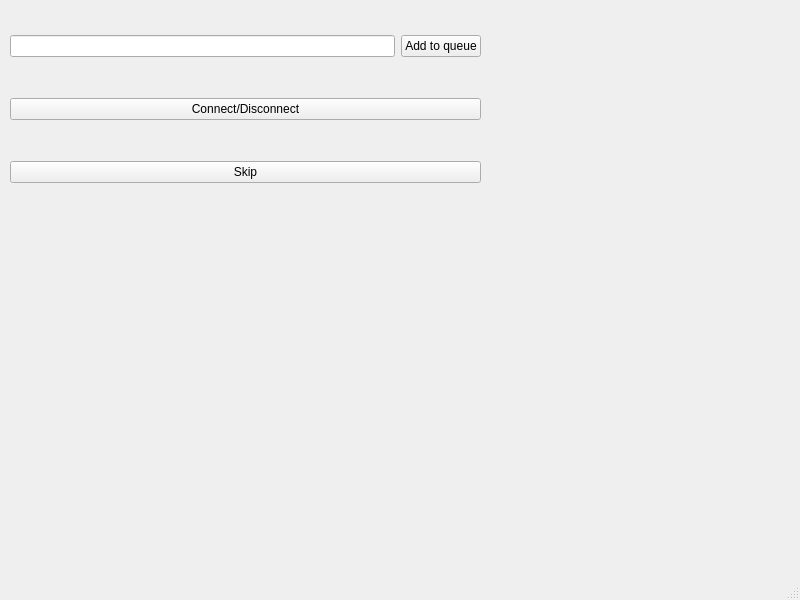
First picture: the form in Client/mainwindow.ui, repository Hajk0/InternetRadioClient, before the edit.
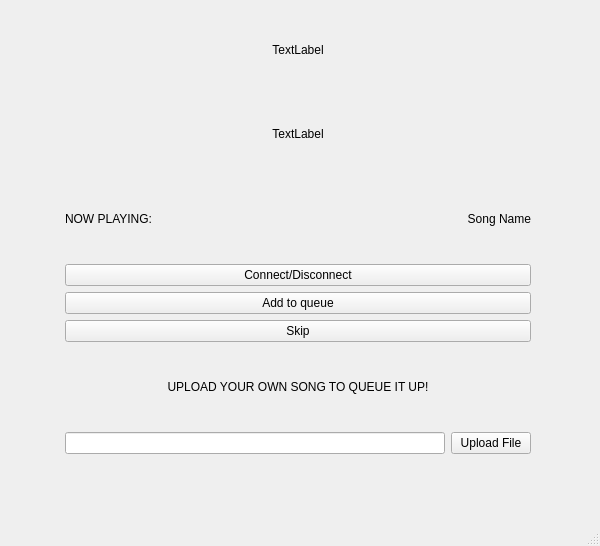
Second picture: the form after the edit.

```diff
--- a/Client/mainwindow.ui
+++ b/Client/mainwindow.ui
@@ -6,54 +6,170 @@
    <rect>
     <x>0</x>
     <y>0</y>
-    <width>800</width>
-    <height>600</height>
+    <width>600</width>
+    <height>546</height>
    </rect>
   </property>
+  <property name="minimumSize">
+   <size>
+    <width>500</width>
+    <height>546</height>
+   </size>
+  </property>
+  <property name="maximumSize">
+   <size>
+    <width>600</width>
+    <height>546</height>
+   </size>
+  </property>
   <property name="windowTitle">
    <string>MainWindow</string>
   </property>
   <widget class="QWidget" name="centralwidget">
-   <widget class="QWidget" name="horizontalLayoutWidget">
+   <property name="minimumSize">
+    <size>
+     <width>500</width>
+     <height>500</height>
+    </size>
+   </property>
+   <property name="maximumSize">
+    <size>
+     <width>600</width>
+     <height>500</height>
+    </size>
+   </property>
+   <widget class="QWidget" name="verticalLayoutWidget">
     <property name="geometry">
      <rect>
-      <x>10</x>
-      <y>0</y>
-      <width>471</width>
-      <height>221</height>
+      <x>-10</x>
+      <y>10</y>
+      <width>616</width>
+      <height>444</height>
      </rect>
     </property>
-    <layout class="QHBoxLayout" name="horizontalLayout">
+    <layout class="QVBoxLayout" name="verticalLayout">
+     <property name="spacing">
+      <number>6</number>
+     </property>
+     <property name="leftMargin">
+      <number>75</number>
+     </property>
+     <property name="rightMargin">
+      <number>75</number>
+     </property>
      <item>
-      <layout class="QVBoxLayout" name="verticalLayout">
+      <layout class="QHBoxLayout" name="horizontalLayout_3">
+       <property name="topMargin">
+        <number>10</number>
+       </property>
+       <property name="bottomMargin">
+        <number>10</number>
+       </property>
        <item>
-        <layout class="QHBoxLayout" name="horizontalLayout_2">
-         <item>
-          <widget class="QLineEdit" name="fieldQueueSongName"/>
-         </item>
-         <item>
-          <widget class="QPushButton" name="btn_add_queue">
-           <property name="text">
-            <string>Add to queue</string>
-           </property>
-          </widget>
-         </item>
-        </layout>
+        <widget class="QLabel" name="label_4">
+         <property name="text">
+          <string>TextLabel</string>
+         </property>
+         <property name="alignment">
+          <set>Qt::AlignCenter</set>
+         </property>
+        </widget>
        </item>
+      </layout>
+     </item>
+     <item>
+      <layout class="QHBoxLayout" name="horizontalLayout_4">
+       <property name="leftMargin">
+        <number>50</number>
+       </property>
+       <property name="topMargin">
+        <number>0</number>
+       </property>
+       <property name="rightMargin">
+        <number>50</number>
+       </property>
+       <property name="bottomMargin">
+        <number>0</number>
+       </property>
        <item>
-        <widget class="QPushButton" name="btn_connect">
+        <widget class="QLabel" name="logo_label">
          <property name="text">
-          <string>Connect/Disconnect</string>
+          <string>TextLabel</string>
          </property>
-         <property name="default">
-          <bool>false</bool>
+         <property name="alignment">
+          <set>Qt::AlignCenter</set>
          </property>
         </widget>
        </item>
+      </layout>
+     </item>
+     <item>
+      <layout class="QHBoxLayout" name="horizontalLayout_2">
        <item>
-        <widget class="QPushButton" name="btn_skip">
+        <widget class="QLabel" name="label_2">
          <property name="text">
-          <string>Skip</string>
+          <string>NOW PLAYING:</string>
+         </property>
+        </widget>
+       </item>
+       <item>
+        <widget class="QLabel" name="label_3">
+         <property name="text">
+          <string>Song Name</string>
+         </property>
+         <property name="alignment">
+          <set>Qt::AlignRight|Qt::AlignTrailing|Qt::AlignVCenter</set>
+         </property>
+        </widget>
+       </item>
+      </layout>
+     </item>
+     <item>
+      <widget class="QPushButton" name="btn_connect">
+       <property name="text">
+        <string>Connect/Disconnect</string>
+       </property>
+       <property name="default">
+        <bool>false</bool>
+       </property>
+      </widget>
+     </item>
+     <item>
+      <widget class="QPushButton" name="btn_add_queue">
+       <property name="text">
+        <string>Add to queue</string>
+       </property>
+      </widget>
+     </item>
+     <item>
+      <widget class="QPushButton" name="btn_skip">
+       <property name="text">
+        <string>Skip</string>
+       </property>
+      </widget>
+     </item>
+     <item>
+      <widget class="QLabel" name="label">
+       <property name="layoutDirection">
+        <enum>Qt::LeftToRight</enum>
+       </property>
+       <property name="text">
+        <string>UPLOAD YOUR OWN SONG TO QUEUE IT UP!</string>
+       </property>
+       <property name="alignment">
+        <set>Qt::AlignCenter</set>
+       </property>
+      </widget>
+     </item>
+     <item>
+      <layout class="QHBoxLayout" name="horizontalLayout">
+       <item>
+        <widget class="QLineEdit" name="fieldFileLocation"/>
+       </item>
+       <item>
+        <widget class="QPushButton" name="btn_add_file">
+         <property name="text">
+          <string>Upload File</string>
          </property>
         </widget>
        </item>
```
Left out of the diff: 4 changed lines with no effect on the pictures.
